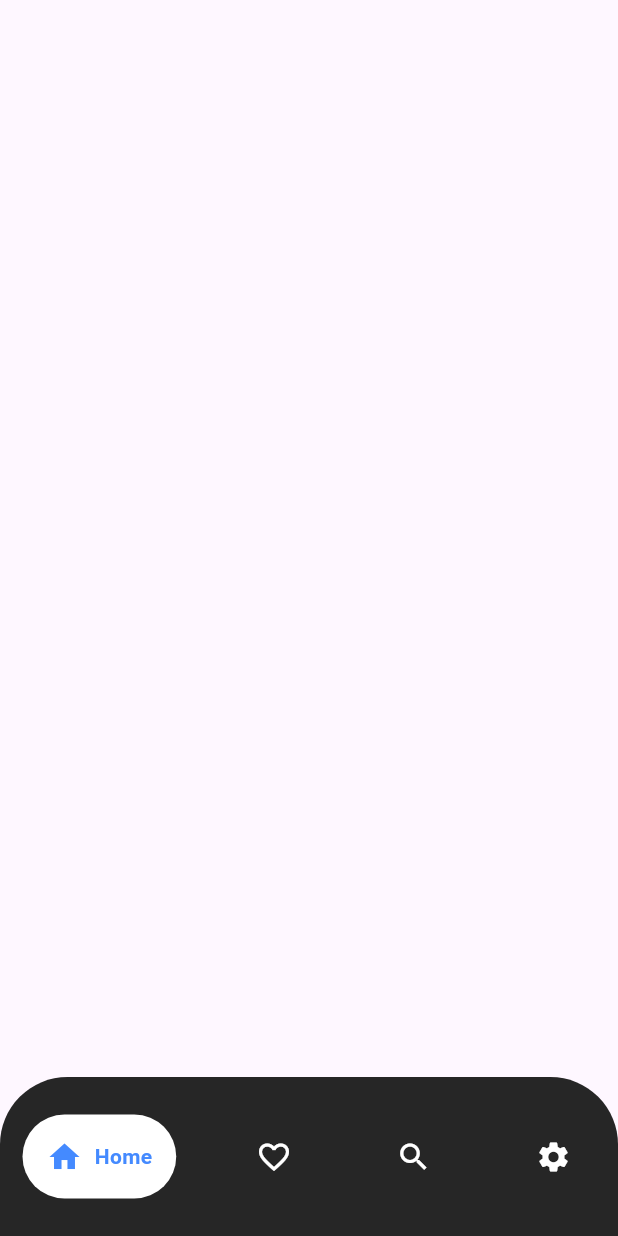
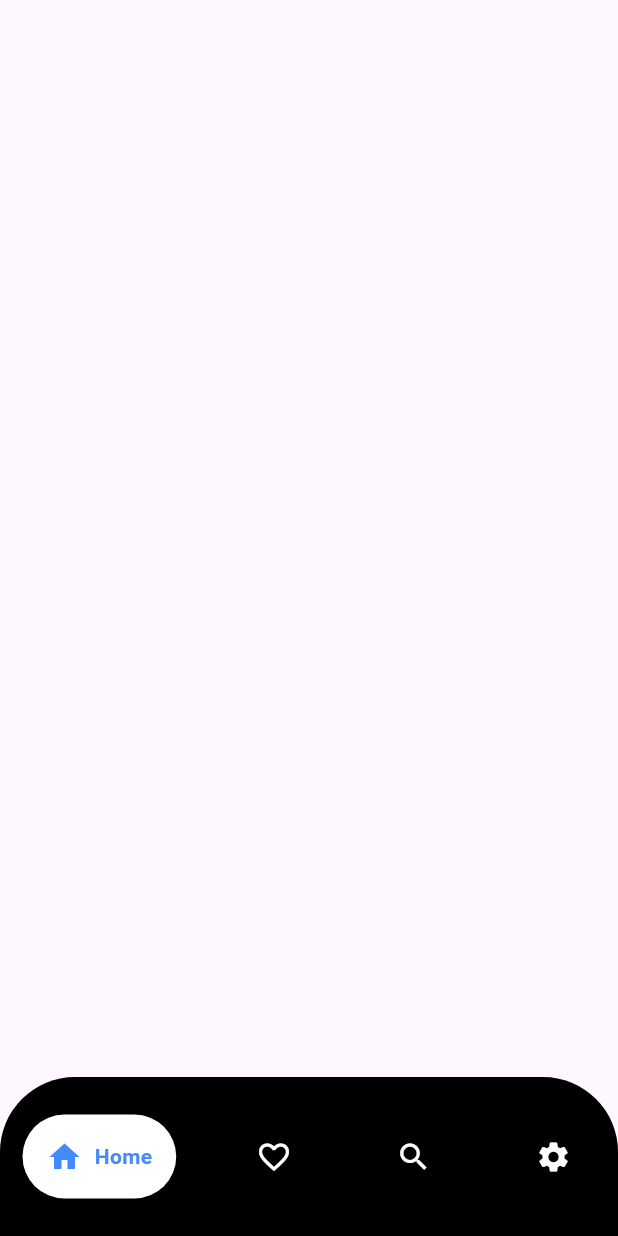
Before and after one commit to realpantagon/pantagonthings, a Flutter app: the screen it shows after launch, on a phone screen of 412 x 824 dp. Run offline on Flutter 3.47's test engine with Material 3 defaults, Android fonts, the light colour scheme and no system bars; drawn by our look-alikes of google_nav_bar.

Commit message:
Navbar color and radius

```diff
--- a/lib/homepage.dart
+++ b/lib/homepage.dart
@@ -14,16 +14,16 @@ class _HomepageState extends State<Homepage> {
     return Scaffold(
       bottomNavigationBar: ClipRRect(
         borderRadius: const BorderRadius.only(
-          topLeft: Radius.circular(45.0),
-          topRight: Radius.circular(45.0),
+          topLeft: Radius.circular(50.0),
+          topRight: Radius.circular(50.0),
         ),
         child: Container(
-          color: const Color.fromARGB(255, 38, 38, 38),
+          color: Colors.black,
           child: const Padding(
             padding: EdgeInsets.symmetric(horizontal: 15, vertical: 25),
             child: GNav(
               gap: 8,
-              backgroundColor: Color.fromARGB(255, 38, 38, 38),
+              backgroundColor: Colors.black,
               color: Colors.white,
               activeColor: Colors.blueAccent,
               tabBackgroundColor: Colors.white,
```
